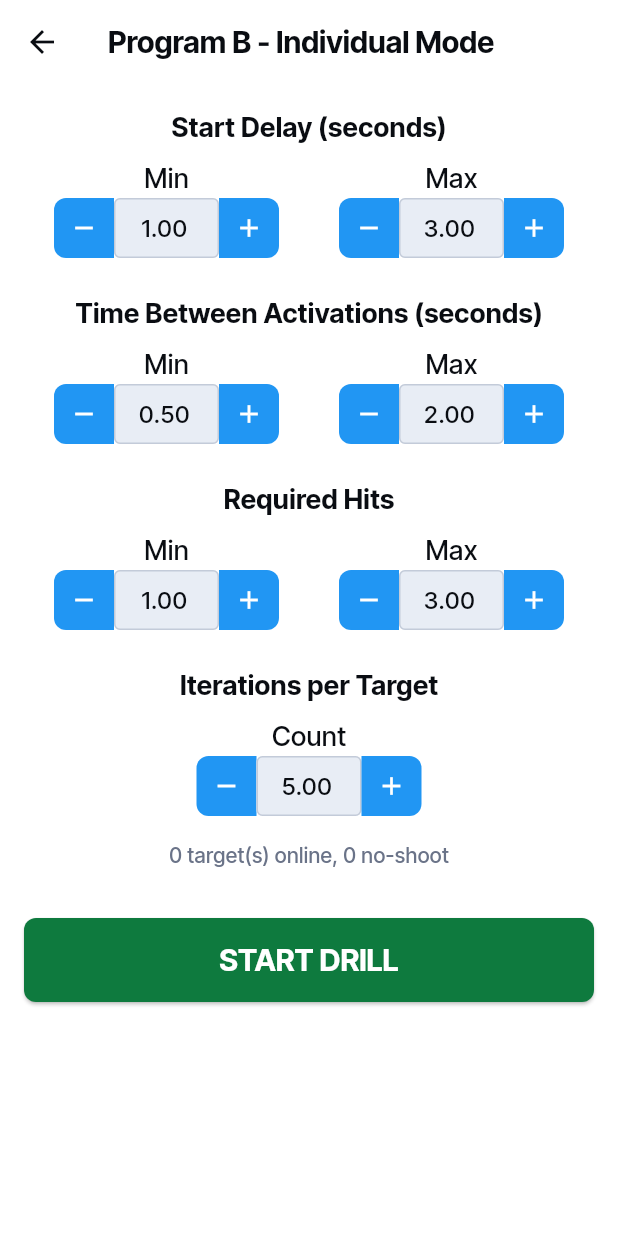
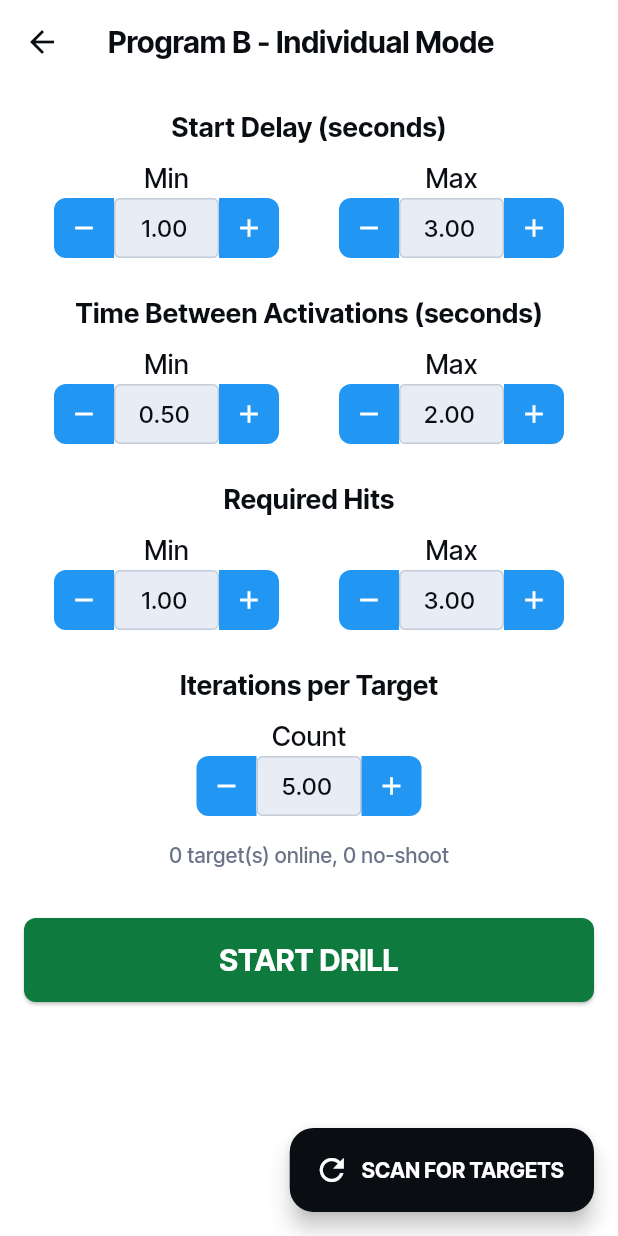
Before and after one commit to AtriarchTraining/Atriarch, a Flutter app: the ProgramBSetupScreen screen opened directly, on a phone screen of 412 x 824 dp. Run offline on Flutter 3.47's test engine with Material 3 defaults, Android fonts, the phone set to English and light mode, and no system bars; our stand-ins replace flutter_blue_plus, google_fonts, shared_preferences; accounts and stored records are empty.

Commit message:
feat(program_b): minimal Scan FAB for Gate 1 end-to-end reachability
Adds a FloatingActionButton.extended on Program B setup that calls
state.discoverTargets() and reflects state.isScanning. Transitional
until Gate 2 #20 Target Setup screen (tap-and-hold + Walk-the-Range
+ photo-map) supersedes it.

Without this, the end-to-end integration test has no entry point to
trigger DISC/ over BLE from the app side — target chips stay empty
and START blocks on "no targets online".

Co-Authored-By: Claude Opus 4.7 (1M context) <noreply@anthropic.com>

```diff
--- a/lib/screens/program_b_setup_screen.dart
+++ b/lib/screens/program_b_setup_screen.dart
@@ -106,6 +106,7 @@ class _ProgramBSetupScreenState extends State<ProgramBSetupScreen> {
     final tokens = context.atriarch;
     return Scaffold(
       appBar: AppBar(title: const Text('Program B - Individual Mode')),
+      floatingActionButton: const _ScanFab(),
       body: SingleChildScrollView(
         padding: const EdgeInsets.all(AtriarchSpacing.lg),
         child: Column(
@@ -241,6 +242,43 @@ class _StartButton extends StatelessWidget {
   }
 }
 
+// Gate-1 transitional: minimal scan entry point so the Program B end-to-end
+// test is reachable today. The Gate 2 full Target Setup screen (addendum §5:
+// tap-and-hold, Walk-the-Range, photo-map) will supersede this FAB.
+class _ScanFab extends StatelessWidget {
+  const _ScanFab();
+
+  @override
+  Widget build(BuildContext context) {
+    final tokens = context.atriarch;
+    return Consumer<AppState>(
+      builder: (_, state, __) {
+        final scanning = state.isScanning;
+        return FloatingActionButton.extended(
+          onPressed: scanning
+              ? null
+              : () async {
+                  await state.discoverTargets();
+                },
+          backgroundColor: tokens.textPrimary,
+          foregroundColor: tokens.bgBase,
+          icon: scanning
+              ? SizedBox(
+                  width: 18,
+                  height: 18,
+                  child: CircularProgressIndicator(
+                    strokeWidth: 2.5,
+                    color: tokens.bgBase,
+                  ),
+                )
+              : const Icon(Icons.refresh),
+          label: Text(scanning ? 'SCANNING…' : 'SCAN FOR TARGETS'),
+        );
+      },
+    );
+  }
+}
+
 class _ArmingFailedBanner extends StatelessWidget {
   final VoidCallback onRetry;
 
```
